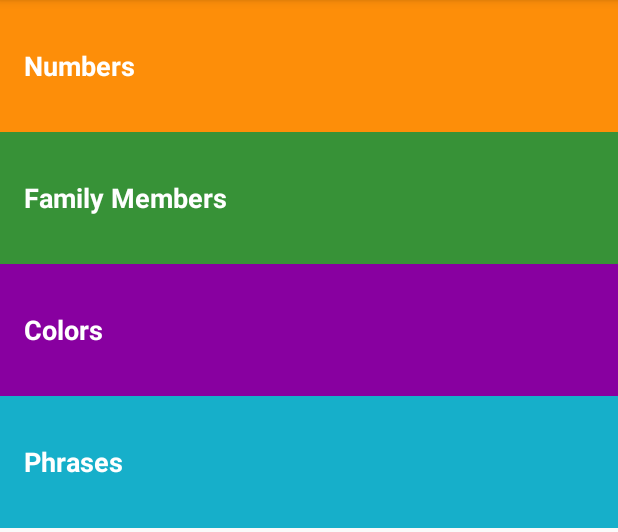
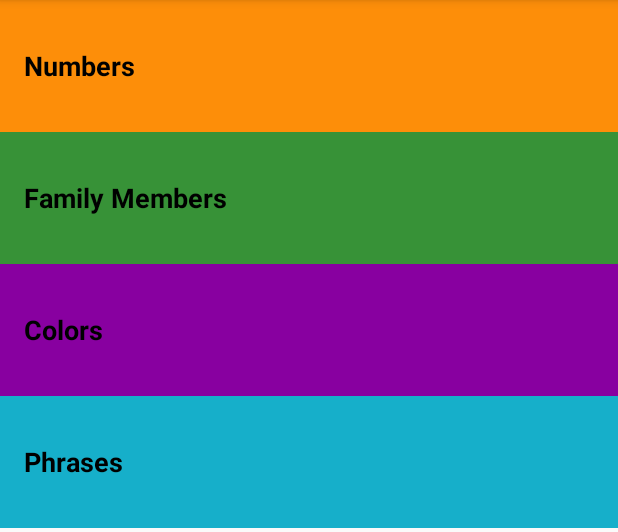
Before and after one commit to PMerdala/Miwok, an Android app: the screen it shows after launch (MainActivity), on a phone screen of 412 x 824 dp, the part 84-616 px from its top. Run offline under Robolectric (Android 15) with nearby library versions, the phone set to English and light mode, and no system bars.

Commit message:
change playIcon color duration play

```diff
--- a/app/src/main/java/com/example/pmerdala/miwok/WordArrayAdapter.java
+++ b/app/src/main/java/com/example/pmerdala/miwok/WordArrayAdapter.java
@@ -68,7 +68,8 @@ public class WordArrayAdapter extends ArrayAdapter<Word> {
     private void makeCustomStyle(View view) {
         LinearLayout translateLayout = (LinearLayout) view.findViewById(translate_word_layout);
         translateLayout.setBackgroundResource(backgroudColorResourceId);
-        View playIcon = view.findViewById(play_icon_id);
+        ImageView playIcon = (ImageView)view.findViewById(play_icon_id);
         playIcon.setBackgroundResource(backgroudColorResourceId);
+        playIcon.setImageResource(R.drawable.ic_play_arrow_white_24dp);
     }
 }
--- a/app/src/main/res/layout/activity_main.xml
+++ b/app/src/main/res/layout/activity_main.xml
@@ -7,24 +7,47 @@
     android:orientation="vertical"
     tools:context="com.example.pmerdala.miwok.MainActivity">
 
+    <FrameLayout
+        android:background="@color/category_numbers"
+        android:layout_width="match_parent"
+        android:layout_height="wrap_content">
+
         <TextView
             android:id="@+id/numbers"
             style="@style/CategoryStyle"
-        android:text="@string/category_numbers"
-        android:background="@color/category_numbers"/>
+            android:text="@string/category_numbers" />
+    </FrameLayout>
+
+    <FrameLayout
+        android:background="@color/category_family"
+        android:layout_width="match_parent"
+        android:layout_height="wrap_content">
+
         <TextView
             android:id="@+id/family"
             style="@style/CategoryStyle"
-        android:text="@string/category_family"
-        android:background="@color/category_family"/>
+            android:text="@string/category_family" />
+    </FrameLayout>
+
+    <FrameLayout
+        android:layout_width="match_parent"
+        android:layout_height="wrap_content">
+
         <TextView
+            android:background="@color/category_colors"
             android:id="@+id/colors"
             style="@style/CategoryStyle"
-        android:text="@string/category_colors"
-        android:background="@color/category_colors"/>
+            android:text="@string/category_colors" />
+    </FrameLayout>
+
+    <FrameLayout
+        android:layout_width="match_parent"
+        android:layout_height="wrap_content">
+
         <TextView
+            android:background="@color/category_phrases"
             android:id="@+id/phrases"
             style="@style/CategoryStyle"
-        android:text="@string/category_phrases"
-        android:background="@color/category_phrases"/>
+            android:text="@string/category_phrases" />
+    </FrameLayout>
 </LinearLayout>
--- a/app/src/main/res/layout/list_item.xml
+++ b/app/src/main/res/layout/list_item.xml
@@ -15,7 +15,7 @@
     <LinearLayout
         android:id="@+id/list_word_translation_layout"
         android:orientation="vertical"
-        android:layout_weight="10"
+        android:layout_weight="7"
         android:layout_width="0dp"
         android:layout_height="match_parent"
         style = "@style/list_word_translation_layout"
@@ -36,7 +36,8 @@
         android:layout_weight="1"
         android:layout_width="0dp"
         android:layout_height="match_parent"
+        android:paddingRight="16dp"
         android:gravity="center_vertical"
         tools:background="@color/category_numbers"
-        android:src="@android:drawable/ic_media_play"/>
+        android:src="@drawable/ic_play_arrow_white_24dp"/>
 </LinearLayout>
--- a/app/src/main/res/layout/word_list.xml
+++ b/app/src/main/res/layout/word_list.xml
@@ -6,6 +6,7 @@
     android:layout_height="match_parent"
     android:orientation="vertical"
     android:background="@color/tan_background"
+    android:drawSelectorOnTop="true"
     android:id="@+id/list_item_view">
 
 
--- a/app/src/main/res/values/styles.xml
+++ b/app/src/main/res/values/styles.xml
@@ -12,7 +12,8 @@
         <item name="android:paddingLeft">@dimen/activity_horizontal_margin</item>
         <item name="android:layout_width">match_parent</item>
         <item name="android:layout_height">@dimen/list_item_height</item>
-        <item name="android:textColor">@android:color/white</item>
+        <item name="android:textColor">@android:color/black</item>
+        <item name="android:background">?android:attr/selectableItemBackground</item>
         <item name="android:textStyle">bold</item>
         <item name="android:textAppearance">?android:textAppearanceMedium</item>
         <item name="android:gravity">center_vertical</item>
```
Also changed, not shown: app/src/main/java/com/example/pmerdala/miwok/CategoryActivity.java (+56 -8 lines), app/src/main/res/drawable-hdpi/ic_play_arrow_black_24dp.png (added), app/src/main/res/drawable-hdpi/ic_play_arrow_white_24dp.png (added), app/src/main/res/drawable-mdpi/ic_play_arrow_black_24dp.png (added), app/src/main/res/drawable-mdpi/ic_play_arrow_white_24dp.png (added), app/src/main/res/drawable-xhdpi/ic_play_arrow_black_24dp.png (added), app/src/main/res/drawable-xhdpi/ic_play_arrow_white_24dp.png (added), app/src/main/res/drawable-xxhdpi/ic_play_arrow_black_24dp.png (added), app/src/main/res/drawable-xxhdpi/ic_play_arrow_white_24dp.png (added), app/src/main/res/drawable-xxxhdpi/ic_play_arrow_black_24dp.png (added), app/src/main/res/drawable-xxxhdpi/ic_play_arrow_white_24dp.png (added). Lines whose indentation alone changed are shown as unchanged.
